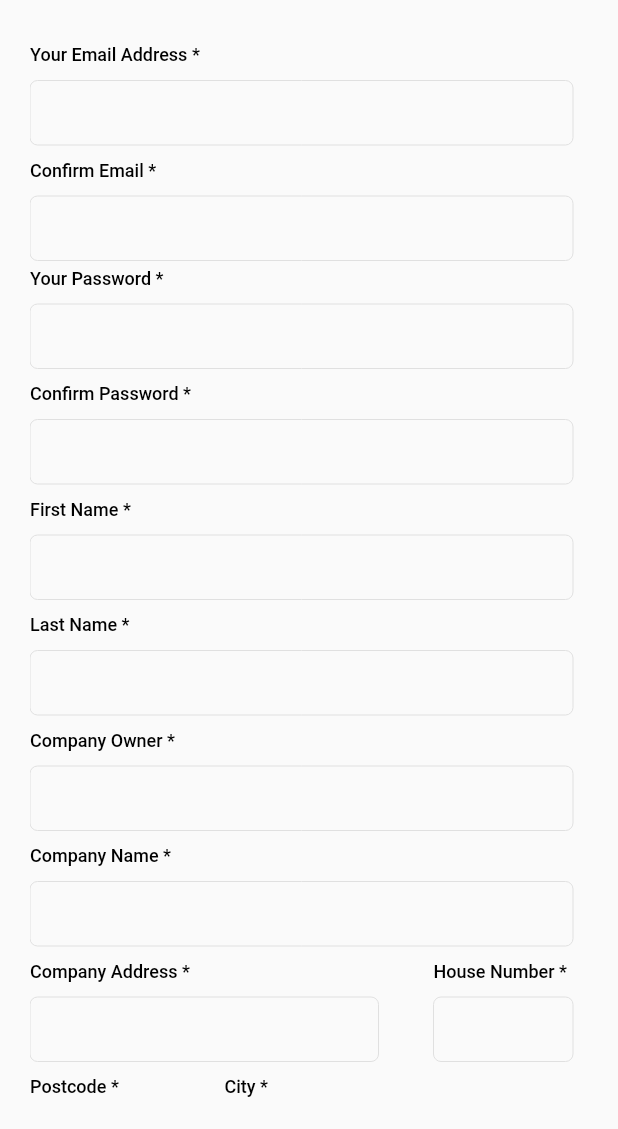
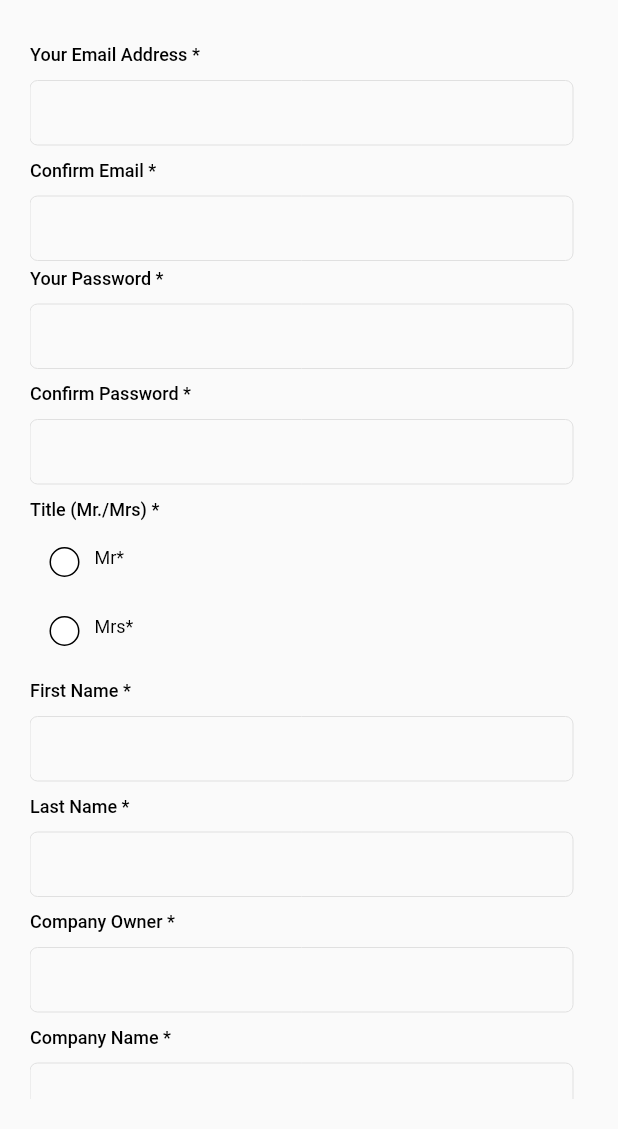
Before and after one commit to EwigSol/Noor-Moden-App, a Flutter app: the SignUpPage screen opened directly, on a phone screen of 412 x 824 dp, the part 107-1236 px from its top. Run offline on Flutter 3.47's test engine with Material 2 defaults, Android fonts, the phone set to English and light mode, and no system bars; our stand-ins replace carousel_slider, dropdown_button2, get, image_picker.

Commit message:
custom radio button
implemented custom radio buttons.

```diff
--- a/lib/main.dart
+++ b/lib/main.dart
@@ -33,8 +33,8 @@ class MyApp extends StatelessWidget {
               color: Colors.grey.shade600,
             ),
           )),
-      // home: SignUpPage(),
-      home: HomeScreen(),
+      home: SignUpPage(),
+      // home: HomeScreen(),
     );
   }
 }
--- a/lib/view/signup/signup.dart
+++ b/lib/view/signup/signup.dart
@@ -5,6 +5,7 @@ import 'package:image_picker/image_picker.dart';
 import 'package:noor_moden/widgets/commons/contact_us.dart';
 import 'package:noor_moden/widgets/commons/customButton.dart';
 import 'package:noor_moden/widgets/commons/custom_filed.dart';
+import 'package:noor_moden/widgets/commons/custom_radio_button.dart';
 
 class SignUpPage extends StatefulWidget {
   const SignUpPage({Key? key}) : super(key: key);
@@ -16,6 +17,21 @@ class SignUpPage extends StatefulWidget {
 late File imageFile;
 
 class _SignUpPageState extends State<SignUpPage> {
+  String? _groupValue;
+  String? _singleValue;
+  String? _secondValue;
+  ValueChanged<String?> _valueChangedHandler() {
+    return (value) => setState(() => _groupValue = value!);
+  }
+
+  ValueChanged<String?> _valuegetHandler() {
+    return (value) => setState(() => _singleValue = value!);
+  }
+
+  ValueChanged<String?> _valueget1Handler() {
+    return (value) => setState(() => _secondValue = value!);
+  }
+
   TextEditingController emailcontroler = TextEditingController();
   TextEditingController passwordcontroler = TextEditingController();
 
@@ -46,6 +62,7 @@ class _SignUpPageState extends State<SignUpPage> {
                       mainAxisAlignment: MainAxisAlignment.start,
                       crossAxisAlignment: CrossAxisAlignment.start,
                       children: [
+                        // First Column
                         Container(
                           width: MediaQuery.of(context).size.width > 600 ||
                                   MediaQuery.of(context).size.width > 800
@@ -198,6 +215,34 @@ class _SignUpPageState extends State<SignUpPage> {
                           child: Column(
                             crossAxisAlignment: CrossAxisAlignment.start,
                             children: [
+                              //  Title text to show
+                              Padding(
+                                padding: const EdgeInsets.only(
+                                    top: 10.0, bottom: 5.0),
+                                child: Text(
+                                  "Title (Mr./Mrs) *",
+                                  style: TextStyle(
+                                    fontSize: 12.0,
+                                    fontWeight: FontWeight.w500,
+                                    color: Colors.black,
+                                    decoration: TextDecoration.none,
+                                  ),
+                                ),
+                              ),
+                              // Radio Button 1
+                              CustomRadioButton(
+                                  value: '1',
+                                  groupValue: _groupValue,
+                                  buttonshape: true,
+                                  text: "Mr*",
+                                  onChanged: _valueChangedHandler()),
+                              // Radio Button 2
+                              CustomRadioButton(
+                                  value: '2',
+                                  buttonshape: true,
+                                  groupValue: _groupValue,
+                                  text: "Mrs*",
+                                  onChanged: _valueChangedHandler()),
                               //  First Name text to show
                               Padding(
                                 padding: const EdgeInsets.only(
@@ -542,6 +587,7 @@ class _SignUpPageState extends State<SignUpPage> {
                             ],
                           ),
                         ),
+                        // Third Column
                         Container(
                           width: MediaQuery.of(context).size.width > 600 ||
                                   MediaQuery.of(context).size.width > 800
@@ -581,6 +627,7 @@ class _SignUpPageState extends State<SignUpPage> {
                                   validate: validation,
                                 ),
                               ),
+                              // select image form gallery
                               Container(
                                 padding: EdgeInsets.only(
                                     top: 5,
@@ -605,6 +652,22 @@ class _SignUpPageState extends State<SignUpPage> {
                                   ),
                                 ),
                               ),
+                              // select a single button (1)
+                              CustomRadioButton(
+                                  value: "1",
+                                  groupValue: _singleValue,
+                                  buttonshape: false,
+                                  text:
+                                      "I want to register to the Newsletter of Noor Moden",
+                                  onChanged: _valuegetHandler()),
+                              // select a single button (2)
+                              CustomRadioButton(
+                                  value: "1",
+                                  groupValue: _secondValue,
+                                  buttonshape: false,
+                                  text:
+                                      "I agree that Noor Moden is able to store and use my personal information as well as I have read the privacy policy describing its use. I can revoke my consent to Noor Moden at any time by sending an e-mail or calling Noor Moden.",
+                                  onChanged: _valueget1Handler()),
                             ],
                           ),
                         ),
@@ -614,6 +677,7 @@ class _SignUpPageState extends State<SignUpPage> {
                       mainAxisAlignment: MainAxisAlignment.start,
                       crossAxisAlignment: CrossAxisAlignment.start,
                       children: [
+                        // First Column
                         Container(
                           width: MediaQuery.of(context).size.width > 600 ||
                                   MediaQuery.of(context).size.width > 800
@@ -766,6 +830,35 @@ class _SignUpPageState extends State<SignUpPage> {
                           child: Column(
                             crossAxisAlignment: CrossAxisAlignment.start,
                             children: [
+                              //  Title text to show
+                              Padding(
+                                padding: const EdgeInsets.only(
+                                    top: 10.0, bottom: 5.0),
+                                child: Text(
+                                  "Title (Mr./Mrs) *",
+                                  style: TextStyle(
+                                    fontSize: 12.0,
+                                    fontWeight: FontWeight.w500,
+                                    color: Colors.black,
+                                    decoration: TextDecoration.none,
+                                  ),
+                                ),
+                              ),
+                              // Radio Button 1
+                              CustomRadioButton(
+                                  value: '1',
+                                  groupValue: _groupValue,
+                                  buttonshape: true,
+                                  text: "Mr*",
+                                  onChanged: _valueChangedHandler()),
+                              // Radio Button 2
+                              CustomRadioButton(
+                                  value: '2',
+                                  groupValue: _groupValue,
+                                  buttonshape: true,
+                                  text: "Mrs*",
+                                  onChanged: _valueChangedHandler()),
+
                               //  First Name text to show
                               Padding(
                                 padding: const EdgeInsets.only(
@@ -1110,6 +1203,7 @@ class _SignUpPageState extends State<SignUpPage> {
                             ],
                           ),
                         ),
+                        // Third Column
                         Container(
                           width: MediaQuery.of(context).size.width > 600 ||
                                   MediaQuery.of(context).size.width > 800
@@ -1149,6 +1243,7 @@ class _SignUpPageState extends State<SignUpPage> {
                                   validate: validation,
                                 ),
                               ),
+                              // pick image
                               Container(
                                 padding: EdgeInsets.only(
                                     top: 5,
@@ -1173,6 +1268,20 @@ class _SignUpPageState extends State<SignUpPage> {
                                   ),
                                 ),
                               ),
+                              // select a single button (1)
+                              CustomRadioButton(
+                                  value: "1",
+                                  groupValue: _singleValue,
+                                  buttonshape: false,
+                                  text: "Mrs*",
+                                  onChanged: _valuegetHandler()),
+                              // select a single button (2)
+                              CustomRadioButton(
+                                  value: "1",
+                                  groupValue: _secondValue,
+                                  buttonshape: false,
+                                  text: "Mrs*",
+                                  onChanged: _valueget1Handler()),
                             ],
                           ),
                         ),
@@ -1216,8 +1325,11 @@ class _SignUpPageState extends State<SignUpPage> {
 // write a function to validate user input for textformfield
   validation() {}
 
-//
+// onpress function for image picker
   onpress() {
     _getFromGallery();
   }
+
+  // onpressed function for radio button selection
+  onpressedRadio() {}
 }
--- /dev/null
+++ b/lib/widgets/commons/custom_radio_button.dart
@@ -0,0 +1,84 @@
+import 'package:flutter/material.dart';
+
+class CustomRadioButton<T> extends StatelessWidget {
+  final T value;
+  final T? groupValue;
+  late bool buttonshape;
+  final String text;
+  final ValueChanged<T?> onChanged;
+
+  CustomRadioButton({
+    required this.value,
+    required this.groupValue,
+    required this.buttonshape,
+    required this.text,
+    required this.onChanged,
+  });
+
+  Widget _buildLabel() {
+    final bool isSelected = value == groupValue;
+    // final bool isSelected1 = value == groupValue;
+
+    return Container(
+      width: 20,
+      height: 20,
+      decoration: ShapeDecoration(
+        shape: buttonshape == true
+            ? CircleBorder(
+                side: BorderSide(
+                  color: Colors.black,
+                ),
+              )
+            : Border.all(
+                color: Colors.black38,
+              ),
+        color: isSelected ? Color.fromARGB(255, 65, 23, 182) : Colors.white,
+      ),
+      child: Center(
+        child: Text(
+          "",
+          // value.toString(),
+          style: TextStyle(
+            color: isSelected ? Colors.white : Colors.cyan,
+            fontSize: 12.0,
+            // fontWeight: FontWeight.w500,
+            decoration: TextDecoration.none,
+          ),
+        ),
+      ),
+    );
+  }
+
+  Widget _buildText(context) {
+    return Container(
+      width: MediaQuery.of(context).size.width / 5,
+      child: Text(
+        text,
+        style: const TextStyle(color: Colors.black, fontSize: 12),
+      ),
+    );
+  }
+
+  @override
+  Widget build(BuildContext context) {
+    return Container(
+      width: MediaQuery.of(context).size.width / 2,
+      margin: EdgeInsets.all(8),
+      child: InkWell(
+        onTap: () => onChanged(value),
+        splashColor: Colors.cyan.withOpacity(0.5),
+        child: Padding(
+          padding: EdgeInsets.all(5),
+          child: Row(
+            crossAxisAlignment: CrossAxisAlignment.start,
+            children: [
+              _buildLabel(),
+              const SizedBox(width: 10),
+              _buildText(context),
+            ],
+          ),
+        ),
+      ),
+    );
+  }
+}
```
